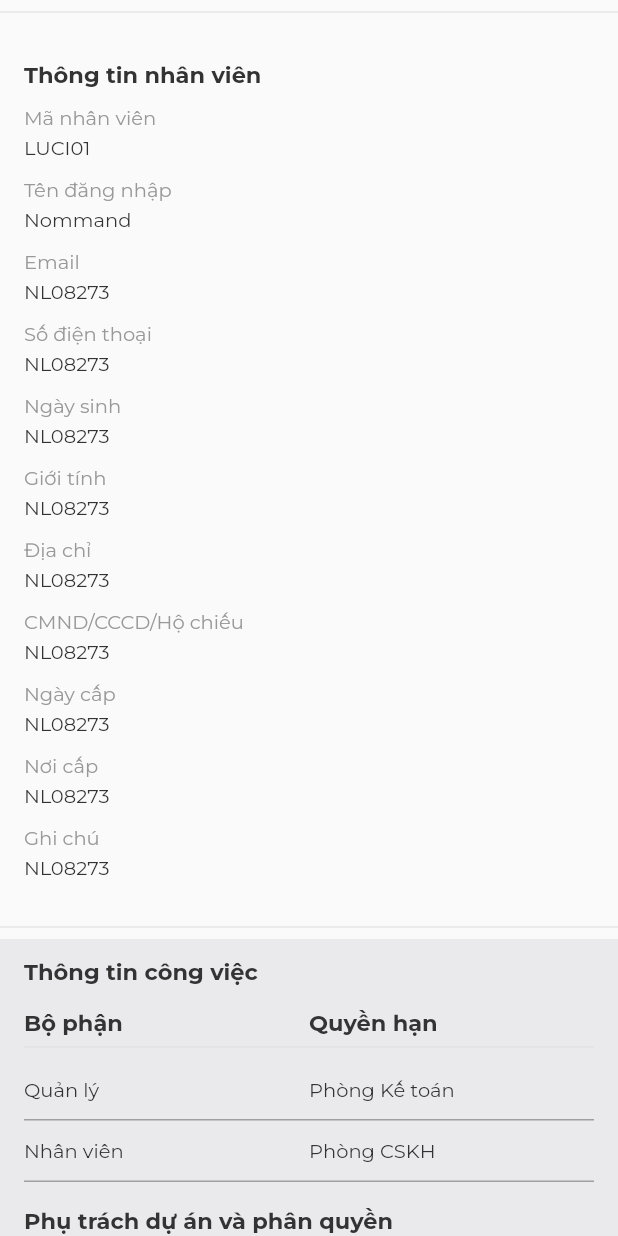
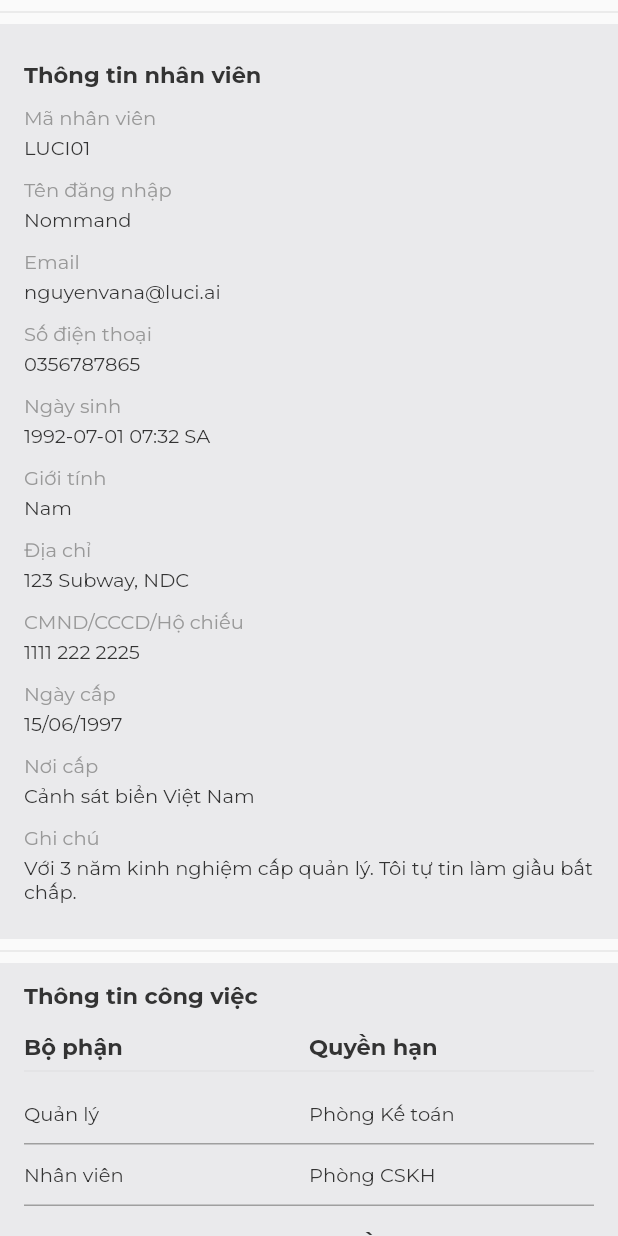
Before and after one commit to a313/luci_test, a Flutter app: the UserDetailPage screen opened directly with empty values, scrolled down 576 dp, on a phone screen of 412 x 824 dp. Run offline on Flutter 3.47's test engine with Material 2 defaults, Android fonts, the phone set to English and light mode, and no system bars; our stand-ins replace auto_size_text, bloc, dartz, equatable, flutter_bloc, flutter_sticky_header and 2 more; network calls fail.

Commit message:
update_user_info

```diff
--- a/assets/json/user.json
+++ b/assets/json/user.json
@@ -19,7 +19,8 @@
         "identity_date": "15/06/1997",
         "identity_providers": "Cảnh sát biển Việt Nam",
         "identity_card_id": "1111 222 2225",
-        "account_status": "active"
+        "account_status": "active",
+        "note": "Với 3 năm kinh nghiệm cấp quản lý. Tôi tự tin làm giầu bất chấp."
     },
     {
         "id": 2,
@@ -41,7 +42,8 @@
         "identity_date": "15/06/1997",
         "identity_providers": "Cảnh sát biển Việt Nam",
         "identity_card_id": "1111 222 2225",
-        "account_status": "active"
+        "account_status": "active",
+        "note": "Với 3 năm kinh nghiệm cấp quản lý. Tôi tự tin làm giầu bất chấp."
     },
     {
         "id": 3,
@@ -63,7 +65,8 @@
         "identity_date": "15/06/1997",
         "identity_providers": "Cảnh sát biển Việt Nam",
         "identity_card_id": "1111 222 2225",
-        "account_status": "active"
+        "account_status": "active",
+        "note": "Với 3 năm kinh nghiệm cấp quản lý. Tôi tự tin làm giầu bất chấp."
     },
     {
         "id": 4,
@@ -81,11 +84,12 @@
         "department": "Kinh Doanh",
         "two_auth": true,
         "avatar": "https://toigingiuvedep.vn/wp-content/uploads/2021/05/hinh-anh-meo-munchkin.jpg",
-        "indentity_type": "passport",
+        "identity_type": "passport",
         "identity_date": "15/06/1997",
         "identity_providers": "Cảnh sát biển Việt Nam",
         "identity_card_id": "1111 222 2225",
-        "account_status": "active"
+        "account_status": "active",
+        "note": "Với 3 năm kinh nghiệm cấp quản lý. Tôi tự tin làm giầu bất chấp."
     },
     {
         "id": 5,
@@ -107,6 +111,7 @@
         "identity_date": "15/06/1997",
         "identity_providers": "Cảnh sát biển Việt Nam",
         "identity_card_id": "1111 222 2225",
-        "account_status": "active"
+        "account_status": "active",
+        "note": "Với 3 năm kinh nghiệm cấp quản lý. Tôi tự tin làm giầu bất chấp."
     }
 ]
--- a/lib/data/models/user_model.dart
+++ b/lib/data/models/user_model.dart
@@ -26,6 +26,7 @@ class UserModel extends User {
     required String address,
     required String identityDate,
     required String identityProvider,
+    required String note,
   }) : super(
             id: id,
             staffCode: staffCode,
@@ -44,6 +45,7 @@ class UserModel extends User {
             lastName: lastName,
             nickName: nickName,
             phone: phone,
+            note: note,
             twoFactorAuthentication: twoFactorAuthentication);
 
   factory UserModel.fromJson(Map<String, dynamic> json) =>
--- a/lib/domain/entities/user.dart
+++ b/lib/domain/entities/user.dart
@@ -57,6 +57,9 @@ class User extends Equatable {
   @JsonKey(name: "two_auth")
   final bool twoFactorAuthentication;
 
+  @JsonKey(name: "note")
+  final String note;
+
   const User(
       {required this.id,
       required this.avt,
@@ -75,6 +78,7 @@ class User extends Equatable {
       required this.accountStatus,
       required this.level,
       required this.department,
+      required this.note,
       required this.twoFactorAuthentication});
 
   @override
@@ -96,6 +100,7 @@ class User extends Equatable {
         accountStatus,
         level,
         department,
+        note,
         twoFactorAuthentication
       ];
 }
--- a/lib/presentation/pages/user_detail/widgets/activity_component.dart
+++ b/lib/presentation/pages/user_detail/widgets/activity_component.dart
@@ -54,7 +54,7 @@ class _ActivitiesWidget extends StatelessWidget {
       crossAxisAlignment: CrossAxisAlignment.start,
       children: [
         Text(
-          "Lịch sử hoạt đông",
+          "Lịch sử hoạt động",
           style: AppFonts.size24(),
         ),
         const Divider(),
--- a/lib/presentation/widgets/profile_component/profile_component.dart
+++ b/lib/presentation/widgets/profile_component/profile_component.dart
@@ -3,6 +3,7 @@ import 'package:flutter_bloc/flutter_bloc.dart';
 import 'package:luci_test/core/util/util.dart';
 import 'package:luci_test/presentation/pages/user_detail/bloc/user/user_bloc.dart';
 import 'package:luci_test/share_widgets/cell_text.dart';
+import 'package:luci_test/theme/app_colors.dart';
 import 'package:luci_test/theme/app_fonts.dart';
 
 import '../../../domain/entities/user.dart';
@@ -15,11 +16,11 @@ class ProfileComponent extends StatelessWidget {
     return BlocBuilder<UserBloc, UserState>(
       builder: (context, state) {
         if (state is UserInitial) {
-          return const _ProfileWidget();
+          return const SizedBox();
         } else if (state is UserLoaded) {
           return _ProfileWidget(user: state.user);
         } else {
-          return const _ProfileWidget();
+          return const SizedBox();
         }
       },
     );
@@ -29,12 +30,15 @@ class ProfileComponent extends StatelessWidget {
 class _ProfileWidget extends StatelessWidget {
   const _ProfileWidget({
     Key? key,
-    this.user,
+    required this.user,
   }) : super(key: key);
-  final User? user;
+
+  final User user;
   @override
   Widget build(BuildContext context) {
-    return SizedBox(
+    return ColoredBox(
+      color: AppColors.backgroundColor,
+      child: SizedBox(
         width: double.infinity,
         child: Padding(
           padding: PAD_SYM_H16_V12,
@@ -49,62 +53,63 @@ class _ProfileWidget extends StatelessWidget {
               SIZED_BOX_H12,
               CellText(
                 title: 'Mã nhân viên',
-              content: user?.staffCode ?? "",
+                content: user.staffCode ,
               ),
               SIZED_BOX_H12,
               CellText(
                 title: 'Tên đăng nhập',
-              content: user?.nickName ?? "",
+                content: user.nickName ??"",
               ),
               SIZED_BOX_H12,
-            const CellText(
+              CellText(
                 title: 'Email',
-              content: 'NL08273',
+                content: user.email,
               ),
               SIZED_BOX_H12,
-            const CellText(
+              CellText(
                 title: 'Số điện thoại',
-              content: 'NL08273',
+                content: user.phone??"",
               ),
               SIZED_BOX_H12,
-            const CellText(
+              CellText(
                 title: 'Ngày sinh',
-              content: 'NL08273',
+                content: user.birthday.toStringFormat("yyyy-MM-dd hh:mm a"),
               ),
               SIZED_BOX_H12,
-            const CellText(
+              CellText(
                 title: 'Giới tính',
-              content: 'NL08273',
+                content: (user.gender == "Male" ? "Nam": "Nữ"),
               ),
               SIZED_BOX_H12,
-            const CellText(
+              CellText(
                 title: 'Địa chỉ',
-              content: 'NL08273',
+                content: user.address??"",
               ),
               SIZED_BOX_H12,
-            const CellText(
+              CellText(
                 title: 'CMND/CCCD/Hộ chiếu',
-              content: 'NL08273',
+                content: user.identityId ,
               ),
               SIZED_BOX_H12,
-            const CellText(
+              CellText(
                 title: 'Ngày cấp',
-              content: 'NL08273',
+                content: user.identityDate ?? "",
               ),
               SIZED_BOX_H12,
-            const CellText(
+              CellText(
                 title: 'Nơi cấp',
-              content: 'NL08273',
+                content: user.identityProvider ?? "",
               ),
               SIZED_BOX_H12,
-            const CellText(
+              CellText(
                 title: 'Ghi chú',
-              content: 'NL08273',
+                content: user.note,
               ),
               SIZED_BOX_H12,
             ],
           ),
         ),
+      ),
     );
   }
 }
--- a/lib/presentation/widgets/profile_component/user_component.dart
+++ b/lib/presentation/widgets/profile_component/user_component.dart
@@ -1,4 +1,5 @@
 import 'package:flutter/material.dart';
+import 'package:luci_test/theme/app_colors.dart';
 import 'package:luci_test/theme/app_fonts.dart';
 
 import '../../../core/util/util.dart';
@@ -16,6 +17,8 @@ class UserComponent extends StatelessWidget {
   Widget build(BuildContext context) {
     return Padding(
       padding: PAD_SYM_H16_V12,
+      child: ColoredBox(
+        color: AppColors.backgroundColor,
         child: Row(
           mainAxisSize: MainAxisSize.min,
           children: [
@@ -49,6 +52,7 @@ class UserComponent extends StatelessWidget {
             ),
           ],
         ),
+      ),
     );
   }
 }
```
Also changed, not shown: lib/data/models/user_model.g.dart. Lines whose indentation alone changed are shown as unchanged.
